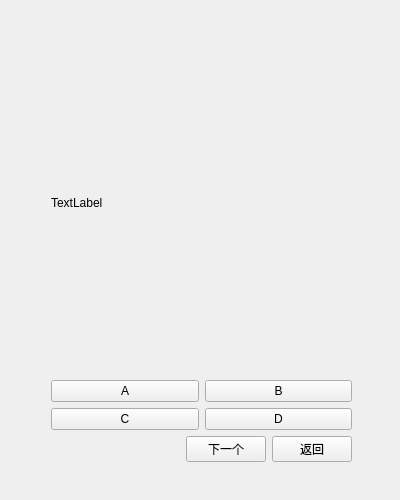
The window that form/memoryui.ui (squarefk/EnglishHelper) describes before a commit, drawn with Qt 5.
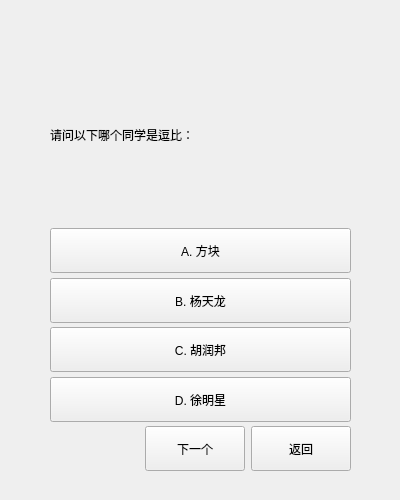
The same window after the commit.

The edit to the form file:
```diff
--- a/form/memoryui.ui
+++ b/form/memoryui.ui
@@ -13,60 +13,112 @@
   <property name="windowTitle">
    <string>Form</string>
   </property>
-  <widget class="QWidget" name="">
+  <widget class="QWidget" name="layoutWidget">
    <property name="geometry">
     <rect>
-     <x>51</x>
-     <y>31</y>
+     <x>50</x>
+     <y>30</y>
      <width>301</width>
-     <height>431</height>
+     <height>441</height>
     </rect>
    </property>
    <layout class="QVBoxLayout" name="verticalLayout_2">
     <item>
      <widget class="QLabel" name="question">
+      <property name="minimumSize">
+       <size>
+        <width>0</width>
+        <height>210</height>
+       </size>
+      </property>
+      <property name="maximumSize">
+       <size>
+        <width>16777215</width>
+        <height>210</height>
+       </size>
+      </property>
       <property name="text">
-       <string>TextLabel</string>
+       <string>请问以下哪个同学是逗比：</string>
       </property>
      </widget>
     </item>
     <item>
      <layout class="QVBoxLayout" name="verticalLayout">
       <item>
-       <layout class="QHBoxLayout" name="horizontalLayout_3">
-        <item>
          <widget class="QPushButton" name="A">
+        <property name="minimumSize">
+         <size>
+          <width>0</width>
+          <height>45</height>
+         </size>
+        </property>
+        <property name="maximumSize">
+         <size>
+          <width>16777215</width>
+          <height>45</height>
+         </size>
+        </property>
           <property name="text">
-           <string>A</string>
+         <string>A. 方块</string>
           </property>
          </widget>
         </item>
         <item>
          <widget class="QPushButton" name="B">
+        <property name="minimumSize">
+         <size>
+          <width>0</width>
+          <height>45</height>
+         </size>
+        </property>
+        <property name="maximumSize">
+         <size>
+          <width>16777215</width>
+          <height>45</height>
+         </size>
+        </property>
           <property name="text">
-           <string>B</string>
+         <string>B. 杨天龙</string>
           </property>
          </widget>
         </item>
-       </layout>
-      </item>
-      <item>
-       <layout class="QHBoxLayout" name="horizontalLayout_2">
         <item>
          <widget class="QPushButton" name="C">
+        <property name="minimumSize">
+         <size>
+          <width>0</width>
+          <height>45</height>
+         </size>
+        </property>
+        <property name="maximumSize">
+         <size>
+          <width>16777215</width>
+          <height>45</height>
+         </size>
+        </property>
           <property name="text">
-           <string>C</string>
+         <string>C. 胡润邦</string>
           </property>
          </widget>
         </item>
         <item>
          <widget class="QPushButton" name="D">
+        <property name="minimumSize">
+         <size>
+          <width>0</width>
+          <height>45</height>
+         </size>
+        </property>
+        <property name="maximumSize">
+         <size>
+          <width>16777215</width>
+          <height>45</height>
+         </size>
+        </property>
           <property name="text">
-           <string>D</string>
-          </property>
-         </widget>
-        </item>
-       </layout>
+         <string>D. 徐明星</string>
+        </property>
+       </widget>
       </item>
      </layout>
     </item>
@@ -87,6 +139,18 @@
       </item>
       <item>
        <widget class="QPushButton" name="next">
+        <property name="minimumSize">
+         <size>
+          <width>100</width>
+          <height>45</height>
+         </size>
+        </property>
+        <property name="maximumSize">
+         <size>
+          <width>100</width>
+          <height>45</height>
+         </size>
+        </property>
         <property name="text">
          <string>下一个</string>
         </property>
@@ -94,6 +158,18 @@
       </item>
       <item>
        <widget class="QPushButton" name="back">
+        <property name="minimumSize">
+         <size>
+          <width>100</width>
+          <height>45</height>
+         </size>
+        </property>
+        <property name="maximumSize">
+         <size>
+          <width>100</width>
+          <height>45</height>
+         </size>
+        </property>
         <property name="text">
          <string>返回</string>
         </property>
```
Lines whose indentation alone changed are shown as unchanged.
